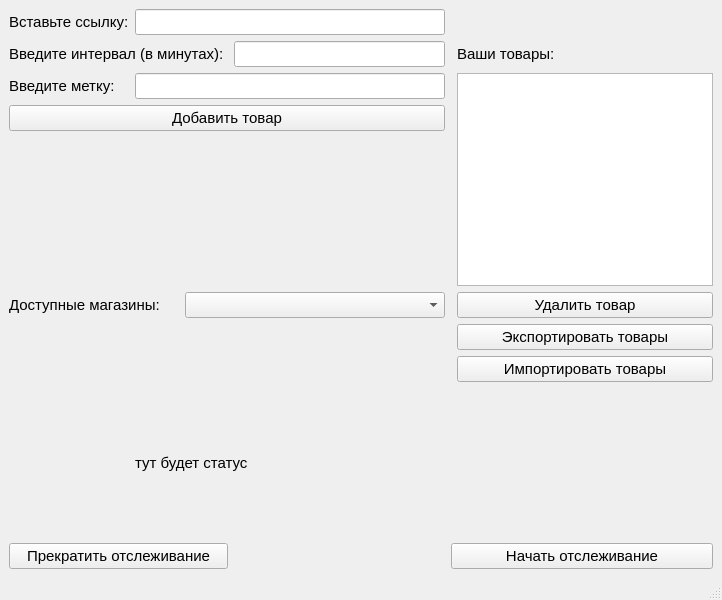
Qt form mainwindow.ui (smkrep/DiscountTracer) before a commit.
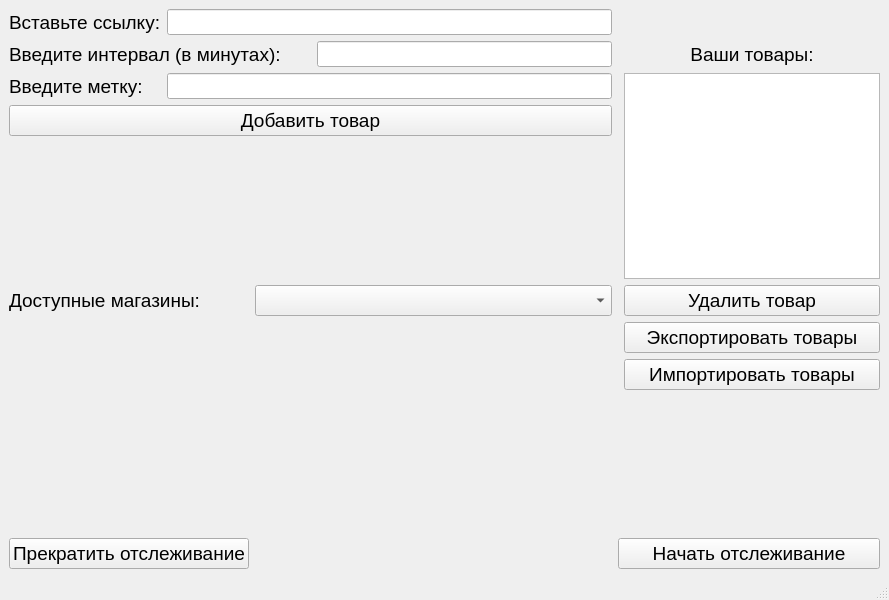
The same form after that commit. Icons and pictures are not drawn.

Diff of the .ui file:
```diff
--- a/mainwindow.ui
+++ b/mainwindow.ui
@@ -6,7 +6,7 @@
    <rect>
     <x>0</x>
     <y>0</y>
-    <width>722</width>
+    <width>889</width>
     <height>600</height>
    </rect>
   </property>
@@ -24,6 +24,33 @@
   </property>
   <widget class="QWidget" name="centralwidget">
    <layout class="QGridLayout" name="gridLayout">
+    <item row="2" column="5" rowspan="3" colspan="2">
+     <widget class="QListWidget" name="ItemsList">
+      <property name="font">
+       <font>
+        <pointsize>14</pointsize>
+       </font>
+      </property>
+      <property name="sizeAdjustPolicy">
+       <enum>QAbstractScrollArea::AdjustIgnored</enum>
+      </property>
+      <property name="resizeMode">
+       <enum>QListView::Fixed</enum>
+      </property>
+     </widget>
+    </item>
+    <item row="1" column="0" colspan="3">
+     <widget class="QLabel" name="timespanLabel">
+      <property name="font">
+       <font>
+        <pointsize>14</pointsize>
+       </font>
+      </property>
+      <property name="text">
+       <string>Введите интервал (в минутах): </string>
+      </property>
+     </widget>
+    </item>
     <item row="0" column="1" colspan="3">
      <widget class="QLineEdit" name="linkLineEdit">
       <property name="font">
@@ -33,35 +60,11 @@
       </property>
      </widget>
     </item>
-    <item row="9" column="0" colspan="3">
-     <widget class="QPushButton" name="stopButton">
-      <property name="font">
-       <font>
-        <pointsize>11</pointsize>
-       </font>
-      </property>
-      <property name="text">
-       <string>Прекратить отслеживание</string>
-      </property>
-     </widget>
-    </item>
-    <item row="0" column="0">
-     <widget class="QLabel" name="linkLabel">
-      <property name="font">
-       <font>
-        <pointsize>11</pointsize>
-       </font>
-      </property>
-      <property name="text">
-       <string>Вставьте ссылку:</string>
-      </property>
-     </widget>
-    </item>
     <item row="5" column="0" colspan="2">
      <widget class="QLabel" name="availableShopsLabel">
       <property name="font">
        <font>
-        <pointsize>11</pointsize>
+        <pointsize>14</pointsize>
        </font>
       </property>
       <property name="frameShadow">
@@ -72,32 +75,11 @@
       </property>
      </widget>
     </item>
-    <item row="6" column="5" colspan="2">
-     <widget class="QPushButton" name="exportConfigButton">
-      <property name="font">
-       <font>
-        <pointsize>11</pointsize>
-       </font>
-      </property>
-      <property name="text">
-       <string>Экспортировать товары</string>
-      </property>
-     </widget>
-    </item>
-    <item row="5" column="2" colspan="2">
-     <widget class="QComboBox" name="ShopsList">
-      <property name="font">
-       <font>
-        <pointsize>11</pointsize>
-       </font>
-      </property>
-     </widget>
-    </item>
     <item row="5" column="5" colspan="2">
      <widget class="QPushButton" name="deleteItemButton">
       <property name="font">
        <font>
-        <pointsize>11</pointsize>
+        <pointsize>14</pointsize>
        </font>
       </property>
       <property name="text">
@@ -105,25 +87,58 @@
       </property>
      </widget>
     </item>
-    <item row="1" column="3">
-     <widget class="QLineEdit" name="timespanLineEdit">
+    <item row="3" column="0" colspan="4">
+     <widget class="QPushButton" name="addItemButton">
       <property name="font">
        <font>
-        <pointsize>11</pointsize>
+        <pointsize>14</pointsize>
        </font>
       </property>
+      <property name="text">
+       <string>Добавить товар</string>
+      </property>
      </widget>
     </item>
-    <item row="4" column="1" colspan="3">
+    <item row="5" column="2" colspan="2">
+     <widget class="QComboBox" name="ShopsList">
+      <property name="font">
+       <font>
+        <pointsize>14</pointsize>
+       </font>
+      </property>
+     </widget>
+    </item>
+    <item row="6" column="5" colspan="2">
+     <widget class="QPushButton" name="exportConfigButton">
+      <property name="font">
+       <font>
+        <pointsize>14</pointsize>
+       </font>
+      </property>
+      <property name="text">
+       <string>Экспортировать товары</string>
+      </property>
+     </widget>
+    </item>
+    <item row="4" column="0" colspan="4">
      <widget class="QLabel" name="statusLabel">
+      <property name="sizePolicy">
+       <sizepolicy hsizetype="MinimumExpanding" vsizetype="Preferred">
+        <horstretch>0</horstretch>
+        <verstretch>0</verstretch>
+       </sizepolicy>
+      </property>
       <property name="font">
        <font>
-        <pointsize>11</pointsize>
+        <pointsize>14</pointsize>
        </font>
       </property>
       <property name="text">
        <string/>
       </property>
+      <property name="alignment">
+       <set>Qt::AlignCenter</set>
+      </property>
      </widget>
     </item>
     <item row="2" column="1" colspan="3">
@@ -135,50 +150,11 @@
       </property>
      </widget>
     </item>
-    <item row="9" column="4" colspan="3">
-     <widget class="QPushButton" name="startButton">
-      <property name="font">
-       <font>
-        <pointsize>11</pointsize>
-       </font>
-      </property>
-      <property name="text">
-       <string>Начать отслеживание</string>
-      </property>
-     </widget>
-    </item>
-    <item row="8" column="1" colspan="5">
-     <widget class="QLabel" name="threadStatusLabel">
-      <property name="font">
-       <font>
-        <pointsize>11</pointsize>
-       </font>
-      </property>
-      <property name="text">
-       <string>тут будет статус</string>
-      </property>
-     </widget>
-    </item>
-    <item row="2" column="5" rowspan="3" colspan="2">
-     <widget class="QListWidget" name="ItemsList">
-      <property name="font">
-       <font>
-        <pointsize>11</pointsize>
-       </font>
-      </property>
-      <property name="sizeAdjustPolicy">
-       <enum>QAbstractScrollArea::AdjustIgnored</enum>
-      </property>
-      <property name="resizeMode">
-       <enum>QListView::Fixed</enum>
-      </property>
-     </widget>
-    </item>
     <item row="2" column="0">
      <widget class="QLabel" name="nicknameLabel">
       <property name="font">
        <font>
-        <pointsize>11</pointsize>
+        <pointsize>14</pointsize>
        </font>
       </property>
       <property name="text">
@@ -186,47 +162,11 @@
       </property>
      </widget>
     </item>
-    <item row="3" column="0" colspan="4">
-     <widget class="QPushButton" name="addItemButton">
-      <property name="font">
-       <font>
-        <pointsize>11</pointsize>
-       </font>
-      </property>
-      <property name="text">
-       <string>Добавить товар</string>
-      </property>
-     </widget>
-    </item>
-    <item row="1" column="5">
-     <widget class="QLabel" name="label">
-      <property name="font">
-       <font>
-        <pointsize>11</pointsize>
-       </font>
-      </property>
-      <property name="text">
-       <string>Ваши товары:</string>
-      </property>
-     </widget>
-    </item>
-    <item row="1" column="0" colspan="3">
-     <widget class="QLabel" name="timespanLabel">
-      <property name="font">
-       <font>
-        <pointsize>11</pointsize>
-       </font>
-      </property>
-      <property name="text">
-       <string>Введите интервал (в минутах): </string>
-      </property>
-     </widget>
-    </item>
     <item row="7" column="5" colspan="2">
      <widget class="QPushButton" name="importConfigButton">
       <property name="font">
        <font>
-        <pointsize>11</pointsize>
+        <pointsize>14</pointsize>
        </font>
       </property>
       <property name="text">
@@ -234,6 +174,87 @@
       </property>
      </widget>
     </item>
+    <item row="1" column="3">
+     <widget class="QLineEdit" name="timespanLineEdit">
+      <property name="font">
+       <font>
+        <pointsize>11</pointsize>
+       </font>
+      </property>
+     </widget>
+    </item>
+    <item row="0" column="0">
+     <widget class="QLabel" name="linkLabel">
+      <property name="font">
+       <font>
+        <pointsize>14</pointsize>
+       </font>
+      </property>
+      <property name="text">
+       <string>Вставьте ссылку:</string>
+      </property>
+     </widget>
+    </item>
+    <item row="9" column="4" colspan="3">
+     <widget class="QPushButton" name="startButton">
+      <property name="font">
+       <font>
+        <pointsize>14</pointsize>
+       </font>
+      </property>
+      <property name="text">
+       <string>Начать отслеживание</string>
+      </property>
+     </widget>
+    </item>
+    <item row="8" column="0" colspan="7">
+     <widget class="QLabel" name="threadStatusLabel">
+      <property name="sizePolicy">
+       <sizepolicy hsizetype="Preferred" vsizetype="Preferred">
+        <horstretch>0</horstretch>
+        <verstretch>0</verstretch>
+       </sizepolicy>
+      </property>
+      <property name="font">
+       <font>
+        <pointsize>14</pointsize>
+       </font>
+      </property>
+      <property name="text">
+       <string/>
+      </property>
+      <property name="alignment">
+       <set>Qt::AlignCenter</set>
+      </property>
+     </widget>
+    </item>
+    <item row="1" column="5" colspan="2">
+     <widget class="QLabel" name="label">
+      <property name="font">
+       <font>
+        <pointsize>14</pointsize>
+       </font>
+      </property>
+      <property name="text">
+       <string>Ваши товары:</string>
+      </property>
+      <property name="alignment">
+       <set>Qt::AlignCenter</set>
+      </property>
+     </widget>
+    </item>
+    <item row="9" column="0" colspan="2">
+     <widget class="QPushButton" name="stopButton">
+      <property name="font">
+       <font>
+        <pointsize>14</pointsize>
+       </font>
+      </property>
+      <property name="text">
+       <string>Прекратить отслеживание</string>
+      </property>
+     </widget>
+    </item>
    </layout>
   </widget>
   <widget class="QMenuBar" name="menubar">
@@ -241,7 +262,7 @@
     <rect>
      <x>0</x>
      <y>0</y>
-     <width>722</width>
+     <width>889</width>
      <height>23</height>
     </rect>
    </property>
```
